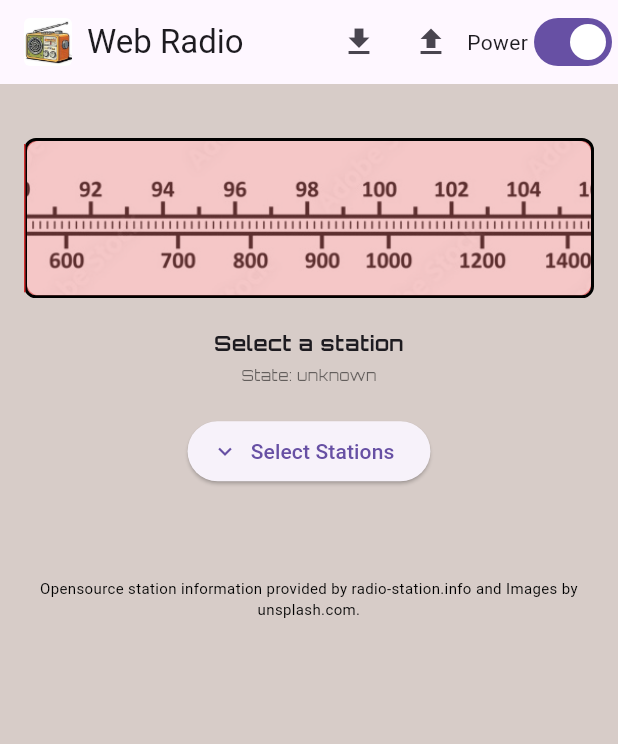
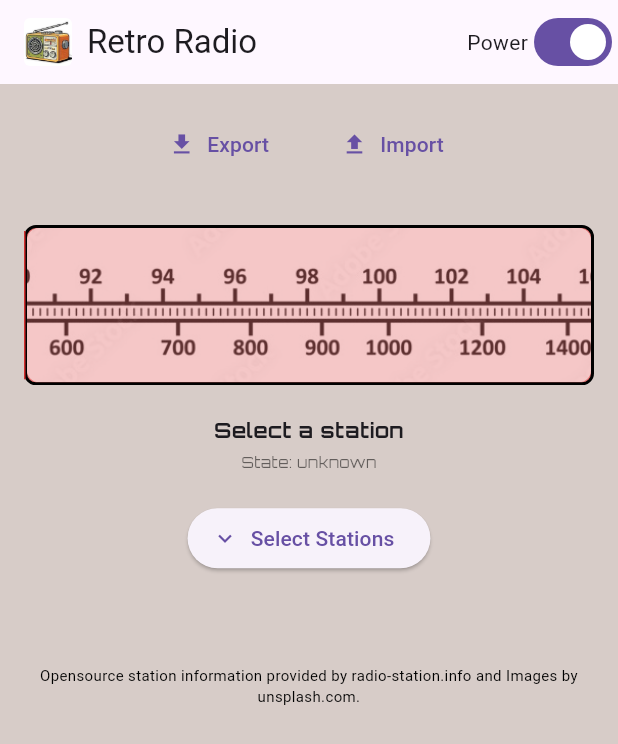
Before and after one commit to tmavroidis/cfrn, a Flutter app: the screen it shows after launch, on a phone screen of 412 x 824 dp. Shown: the top 744 px of the screen. Run offline on Flutter 3.47's test engine with Material 3 defaults, Android fonts, the phone set to English and light mode, and no system bars; our stand-ins replace audioplayers, file_picker, google_fonts, reorderables, shared_preferences; missing offline and left inert: window_manager; network calls fail.

Commit message:
fix error on export in android and ios and formatting errors in header

```diff
--- a/lib/main.dart
+++ b/lib/main.dart
@@ -1,5 +1,6 @@
 import 'dart:math';
 import 'dart:io';
+import 'dart:typed_data';
 
 import 'package:flutter/material.dart';
 import 'package:http/http.dart' as http;
@@ -124,16 +125,23 @@ class _RadioPageState extends State<RadioPage> {
   Future<void> _exportFavourites() async {
     try {
       String jsonString = json.encode(_favouriteStations);
+      // [FIX] Required bytes for mobile platforms
+      Uint8List bytes = Uint8List.fromList(utf8.encode(jsonString));
+
       String? outputPath = await FilePicker.platform.saveFile(
         dialogTitle: 'Export Favourites',
         fileName: 'radio_presets.json',
         type: FileType.custom,
         allowedExtensions: ['json'],
+        bytes: bytes, // [FIX] Passing the required bytes
       );
 
       if (outputPath != null) {
+        // Desktop platforms might still need manual write
+        if (Platform.isWindows || Platform.isLinux || Platform.isMacOS) {
           final File file = File(outputPath);
           await file.writeAsString(jsonString);
+        }
         if (!mounted) return;
         ScaffoldMessenger.of(context).showSnackBar(
           const SnackBar(content: Text('Favourites exported successfully!')),
@@ -506,6 +514,8 @@ class _RadioPageState extends State<RadioPage> {
       }
     }
 
+    final bool isPortrait = MediaQuery.of(context).orientation == Orientation.portrait;
+
     return Scaffold(
       appBar: AppBar(
         title: Row(
@@ -521,10 +531,18 @@ class _RadioPageState extends State<RadioPage> {
               ),
             ),
             const SizedBox(width: 10),
-            Text('Web Radio', style: GoogleFonts.bungeeInline()),
+            Flexible(
+              child: Text(
+                'Retro Radio',
+                style: GoogleFonts.bungeeInline(),
+                overflow: TextOverflow.ellipsis,
+              ),
+            ),
           ],
         ),
         actions: [
+          // Desktop specific header buttons
+          if (!isPortrait) ...[
             IconButton(
               icon: const Icon(Icons.file_download),
               tooltip: 'Export Favourites',
@@ -535,6 +553,7 @@ class _RadioPageState extends State<RadioPage> {
               tooltip: 'Import Favourites',
               onPressed: _importFavourites,
             ),
+          ],
           Row(
             children: [
               const Text('Power'),
@@ -559,6 +578,27 @@ class _RadioPageState extends State<RadioPage> {
           child: Column(
             mainAxisAlignment: MainAxisAlignment.start,
             children: <Widget>[
+              // [NEW] Mobile specific transfer buttons line
+              if (isPortrait)
+                Padding(
+                  padding: const EdgeInsets.only(bottom: 10.0),
+                  child: Row(
+                    mainAxisAlignment: MainAxisAlignment.center,
+                    children: [
+                      TextButton.icon(
+                        icon: const Icon(Icons.file_download),
+                        label: const Text('Export'),
+                        onPressed: _exportFavourites,
+                      ),
+                      const SizedBox(width: 20),
+                      TextButton.icon(
+                        icon: const Icon(Icons.file_upload),
+                        label: const Text('Import'),
+                        onPressed: _importFavourites,
+                      ),
+                    ],
+                  ),
+                ),
               Opacity(
                 opacity: _isPowerOn ? 1.0 : 0.4,
                 child: AbsorbPointer(
```
Also changed, not shown: radio_presets.json (added, +1 -0 lines). Lines whose indentation alone changed are shown as unchanged.
